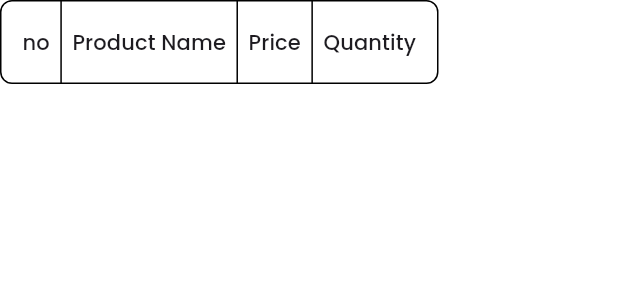
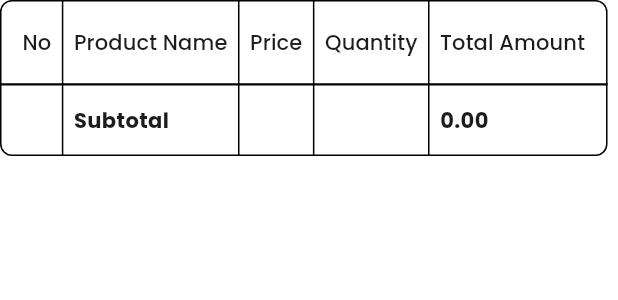
Before and after one commit to jibinGe/three_dot, a Flutter app: the ProductTable widget shown alone on an empty page, opened directly with empty values, on a phone screen of 412 x 824 dp. Shown: the top 300 px of the screen. Run offline on Flutter 3.47's test engine with Material 3 defaults, Android fonts, the phone set to English and light mode, and no system bars; our stand-ins replace dio, flutter_riverpod, flutter_secure_storage, geolocator, google_fonts, loading_animation_widget and 3 more; accounts and stored records are empty; network calls fail.

Commit message:
products adding bug fixed

```diff
--- a/lib/features/inquiry/presentation/widgets/products_table.dart
+++ b/lib/features/inquiry/presentation/widgets/products_table.dart
@@ -1,5 +1,7 @@
 import 'package:flutter/material.dart';
 import 'package:three_dot/features/inquiry/data/models/selected_product_model.dart';
+
+import 'package:flutter/material.dart';
 
 class ProductTable extends StatelessWidget {
   final List<SelectedProductModel> products;
@@ -9,6 +11,12 @@ class ProductTable extends StatelessWidget {
   @override
   Widget build(BuildContext context) {
     final scrollController = ScrollController();
+
+    double calculateSubTotal() {
+      return products.fold(
+          0, (sum, product) => sum + (product.unitPrice * product.quantity));
+    }
+
     return Scrollbar(
       controller: scrollController,
       interactive: true,
@@ -27,13 +35,16 @@ class ProductTable extends StatelessWidget {
             columnSpacing: 15,
             horizontalMargin: 15,
             columns: const [
-              DataColumn(label: Text('no')),
+              DataColumn(label: Text('No')),
               DataColumn(label: Text('Product Name')),
               DataColumn(label: Text('Price')),
               DataColumn(label: Text('Quantity')),
+              DataColumn(label: Text('Total Amount')),
             ],
-            rows: List.generate(products.length, (index) {
+            rows: [
+              ...List.generate(products.length, (index) {
                 final product = products[index];
+                final totalAmount = product.unitPrice * product.quantity;
                 return DataRow(cells: [
                   DataCell(
                     SizedBox(
@@ -45,7 +56,6 @@ class ProductTable extends StatelessWidget {
                       constraints: const BoxConstraints(maxWidth: 150),
                       child: Text(
                         product.name ?? product.product?.name ?? 'N/A',
-                      // overflow: TextOverflow.ellipsis,
                         maxLines: 2,
                       ),
                     ),
@@ -59,23 +69,41 @@ class ProductTable extends StatelessWidget {
                     FittedBox(
                       child: Text.rich(
                         TextSpan(
-                        text:
-                            '${product.quantity.toStringAsFixed(0)} ', // Main text
-
+                          text: '${product.quantity.toStringAsFixed(0)} ',
                           children: [
                             TextSpan(
-                            text:
-                                '(${product.product?.unitType ?? ""})', // Smaller text
-                            style: TextStyle(
-                                fontSize: 9), // Smaller size for unitType
+                              text: '(${product.product?.unitType ?? ""})',
+                              style: TextStyle(fontSize: 9),
                             ),
                           ],
                         ),
                       ),
                     ),
                   ),
+                  DataCell(
+                    FittedBox(
+                      child: Text('${totalAmount.toStringAsFixed(2)}'),
+                    ),
+                  ),
                 ]);
               }),
+              // Add Subtotal Row
+              DataRow(cells: [
+                const DataCell(SizedBox()), // Empty cell for "No"
+                const DataCell(Text('Subtotal',
+                    style: TextStyle(fontWeight: FontWeight.bold))),
+                const DataCell(SizedBox()), // Empty cell for "Price"
+                const DataCell(SizedBox()), // Empty cell for "Quantity"
+                DataCell(
+                  FittedBox(
+                    child: Text(
+                      '${calculateSubTotal().toStringAsFixed(2)}',
+                      style: TextStyle(fontWeight: FontWeight.bold),
+                    ),
+                  ),
+                ),
+              ]),
+            ],
           ),
         ),
       ),
--- a/lib/features/products/data/repositories/product_repository.dart
+++ b/lib/features/products/data/repositories/product_repository.dart
@@ -35,6 +35,7 @@ class ProductRepository {
 
   Future<List<Product>> getProductsByCategory(int category) async {
     try {
+      debugPrint("getting products>>>>>>>>>>>>>>>>");
       final formData =
           FormData.fromMap({'category': category, 'skip': 0, 'limit': 100});
       final String? accessToken = await _storageService.getToken();
@@ -50,7 +51,8 @@ class ProductRepository {
           },
         ),
       );
-
+      log(response.statusCode.toString());
+      log(response.data.toString());
       return (response.data as List)
           .map((json) => Product.fromJson(json))
           .toList();
```
Also changed, not shown: lib/features/inquiry/presentation/screens/products_adding_screen.dart (+12 -1 lines). Lines whose indentation alone changed are shown as unchanged.
